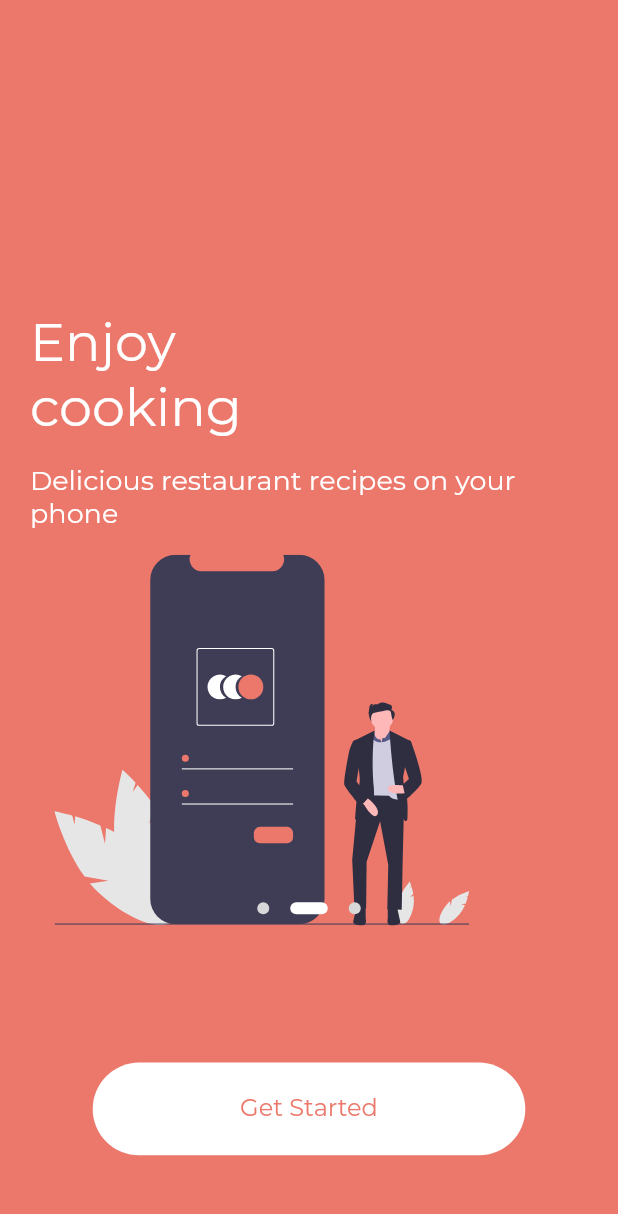
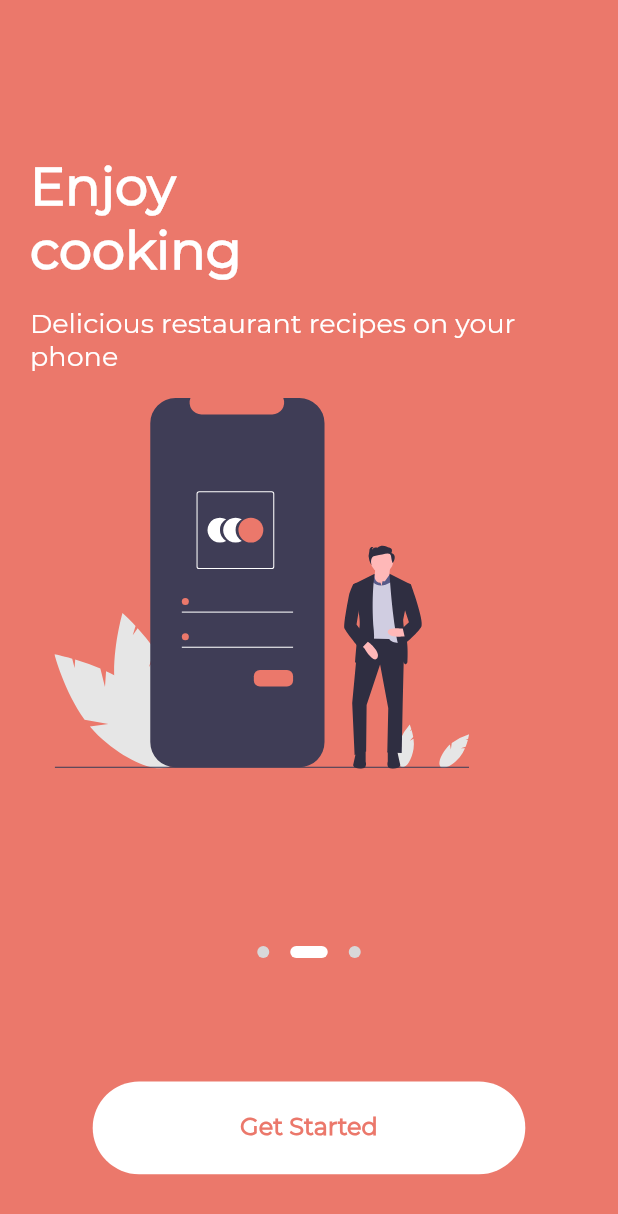
Before and after one commit to AbdelhadiBouali/CookBookLeam, a Flutter app: the GetStartedScreen screen opened directly, on a phone screen of 412 x 824 dp. Shown: the top 1214 px of the screen. Run offline on Flutter 3.47's test engine with Material 2 defaults, Android fonts, the phone set to English and light mode, and no system bars; our stand-ins replace email_validator, flutter_svg, get; missing offline and left inert: renovation_core.

```diff
--- a/lib/controllers/getStartedController.dart
+++ b/lib/controllers/getStartedController.dart
@@ -1,5 +1,4 @@
 import 'dart:async';
-import 'dart:developer';
 import 'dart:io';
 
 import 'package:cookbook/tools/urls.dart';
--- /dev/null
+++ b/lib/controllers/loginController.dart
@@ -0,0 +1,3 @@
+import 'package:get/get.dart';
+
+class LoginController extends GetxController {}
--- a/lib/tools/colors.dart
+++ b/lib/tools/colors.dart
@@ -1,6 +1,7 @@
 import 'package:flutter/material.dart';
 
-class ProColors {
+class CookColors {
   static Color black = Color(0xff211e2f);
   static Color white = Colors.white;
+  static Color mainColor = Color(0xffeb786b);
 }
--- a/lib/views/getStarted/getStartedScreen.dart
+++ b/lib/views/getStarted/getStartedScreen.dart
@@ -1,74 +1,45 @@
-import 'dart:async';
 import 'package:cookbook/controllers/getStartedController.dart';
+import 'package:cookbook/tools/colors.dart';
 import 'package:cookbook/tools/dimensions.dart';
-import 'package:cookbook/views/getStarted/widgets/slideDots.dart';
 import 'package:cookbook/views/getStarted/widgets/slideItem.dart';
 import 'package:cookbook/views/getStarted/widgets/slideModel.dart';
-import 'package:cookbook/views/login/loginScreen.dart';
-import 'package:cookbook/views/sharedWidgets/spacers.dart';
 import 'package:flutter/material.dart';
-import 'package:flutter_hooks/flutter_hooks.dart';
 import 'package:get/get.dart';
 
-import 'widgets/suivantButton.dart';
+import 'widgets/nextButtonCustomized.dart';
 
 class GetStartedScreen extends StatelessWidget {
   const GetStartedScreen({Key key}) : super(key: key);
 
   @override
   Widget build(BuildContext context) {
-    final GetStartedController getStartedController =
-        Get.put(GetStartedController());
-
+    return GetX<GetStartedController>(builder: (getStartedController) {
+      // To update children in case of values changement (GetX as listener)
       return SafeArea(
         child: Scaffold(
-        backgroundColor: Color(0xffeb786b),
+          backgroundColor: CookColors.mainColor,
           body: Stack(
             alignment: AlignmentDirectional.topCenter,
             children: [
-            PageView.builder(
+              Padding(
+                padding: EdgeInsets.only(top: Dimens.height * .1),
+                child: PageView.builder(
                   scrollDirection: Axis.horizontal,
                   controller: getStartedController.pageController,
-              onPageChanged: (index) {},
+                  onPageChanged: (index) {
+                    getStartedController.currentPage(
+                        index); // Change current page value which will be updated in the widget by GetX
+                  },
                   itemCount: slideList.length,
                   itemBuilder: (ctx, i) => SlideItem(i),
                 ),
+              ),
               Positioned(
-                top: Dimens.height * .73,
-                child: Column(
-                  children: [
-                    Row(
-                      mainAxisSize: MainAxisSize.min,
-                      mainAxisAlignment: MainAxisAlignment.center,
-                      children: <Widget>[
-                        for (int i = 0; i < slideList.length; i++)
-                          if (i == getStartedController.currentPage.value)
-                            SlideDots(true)
-                          else
-                            SlideDots(false)
-                      ],
-                    ),
-                    SizedBox(height: Dimens.height * .1),
-                    columnSpace(),
-                    InkWell(
-                      //suivant
-                      onTap: () {
-                        if (getStartedController.currentPage.value != 2) {
-                          Get.to(LoginScreen(),
-                              transition: Transition.rightToLeftWithFade);
-                        } else {
-                          Get.offAll(LoginScreen(),
-                              transition: Transition.rightToLeftWithFade);
-                        }
-                      },
-                      child: nextButton(
-                          Color(0xffffffff), "Get Started", Color(0xffeb786b)),
-                    ),
-                  ],
-                ))
+                  bottom: Dimens.height * .05, child: nextButtonCustomized())
             ],
           ),
         ),
       );
+    });
   }
 }
--- /dev/null
+++ b/lib/views/getStarted/widgets/nextButtonCustomized.dart
@@ -0,0 +1,39 @@
+import 'package:cookbook/controllers/getStartedController.dart';
+import 'package:cookbook/tools/colors.dart';
+import 'package:cookbook/tools/dimensions.dart';
+import 'package:cookbook/views/getStarted/widgets/slideDots.dart';
+import 'package:cookbook/views/getStarted/widgets/slideModel.dart';
+import 'package:cookbook/views/login/loginScreen.dart';
+import 'package:cookbook/views/sharedWidgets/spacers.dart';
+import 'package:flutter/material.dart';
+import 'package:get/get.dart';
+
+final GetStartedController getStartedController =
+    Get.put(GetStartedController());
+
+Widget nextButtonCustomized() {
+  return Column(
+    children: [
+      Row(
+        mainAxisSize: MainAxisSize.min,
+        mainAxisAlignment: MainAxisAlignment.center,
+        children: <Widget>[
+          for (int i = 0; i < slideList.length; i++)
+            if (i == getStartedController.currentPage.value)
+              SlideDots(true)
+            else
+              SlideDots(false)
+        ],
+      ),
+      SizedBox(height: Dimens.height * .1),
+      InkWell(
+        //suivant
+        onTap: () {
+          Get.to(LoginScreen(), transition: Transition.rightToLeftWithFade);
+        },
+        child:
+            nextButton(CookColors.white, "Get Started", CookColors.mainColor),
+      ),
+    ],
+  );
+}
--- a/lib/views/getStarted/widgets/slideItem.dart
+++ b/lib/views/getStarted/widgets/slideItem.dart
@@ -15,7 +15,7 @@ class SlideItem extends StatelessWidget {
       child: Align(
           alignment: Alignment.topCenter,
           child: Column(
-            mainAxisAlignment: MainAxisAlignment.center,
+            mainAxisAlignment: MainAxisAlignment.start,
             crossAxisAlignment: CrossAxisAlignment.start,
             children: <Widget>[
               // To show title
--- a/lib/views/getStarted/widgets/suivantButton.dart
+++ /dev/null
@@ -1,24 +0,0 @@
-import 'package:cookbook/tools/dimensions.dart';
-import 'package:flutter/material.dart';
-
-Widget nextButton(Color color, String text, Color textColor) {
-  return Container(
-    height: Dimens.height * 0.075,
-    width: Dimens.width * .7,
-    decoration: BoxDecoration(
-      color: color,
-      borderRadius: BorderRadius.circular(2250.00),
-    ),
-    child: Center(
-      child: new Text(
-        text,
-        textAlign: TextAlign.center,
-        style: TextStyle(
-          fontFamily: "Montserrat",
-          fontSize: 16,
-          color: textColor,
-        ),
-      ),
-    ),
-  );
-}
--- a/pubspec.yaml
+++ b/pubspec.yaml
@@ -27,7 +27,7 @@ dependencies:
   renovation_core: ^1.0.2
   flutter_svg: ^0.19.3
   flutter_hooks: ^0.15.0
-
+  email_validator: ^1.0.6
 
 
 
@@ -55,6 +55,7 @@ flutter:
      - assets/images/getstarted1.svg
      - assets/images/getstarted2.svg
      - assets/images/getstarted3.svg
+     - assets/images/login.svg
 
   # An image asset can refer to one or more resolution-specific "variants", see
   # https://flutter.dev/assets-and-images/#resolution-aware.
```
Also changed, not shown: lib/main.dart (+7 -2 lines), lib/views/getStarted/splashScreen.dart (+7 -11 lines), lib/views/login/loginScreen.dart (+17 -2 lines), lib/views/login/widgets/loginLayout.dart (added, +164 -0 lines), lib/views/sharedWidgets/spacers.dart (+22 -0 lines), assets/images/login.svg (added), lib/controllers/authentificationController.dart (deleted), lib/controllers/signupController.dart (added), pubspec.lock. Lines whose indentation alone changed are shown as unchanged.
